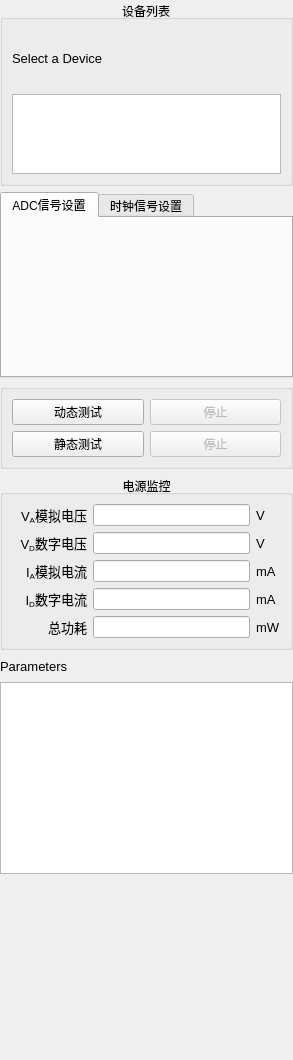
Above: soft/zebra-scope/ControlPanel.ui from Quenii/ADCEVM before the change. Below: the same form after it.
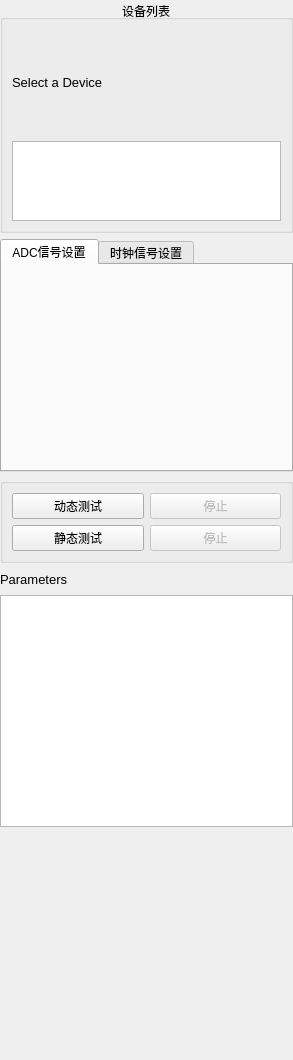
That is the form after the change. Custom widgets are drawn as their Qt base class.

The edit to the form file:
```diff
--- a/soft/zebra-scope/ControlPanel.ui
+++ b/soft/zebra-scope/ControlPanel.ui
@@ -109,19 +109,6 @@
          </layout>
         </widget>
        </item>
-       <item>
-        <spacer name="verticalSpacer_2">
-         <property name="orientation">
-          <enum>Qt::Vertical</enum>
-         </property>
-         <property name="sizeHint" stdset="0">
-          <size>
-           <width>20</width>
-           <height>40</height>
-          </size>
-         </property>
-        </spacer>
-       </item>
       </layout>
      </widget>
      <widget class="QWidget" name="tab">
@@ -228,262 +215,6 @@
      </layout>
     </widget>
    </item>
-   <item>
-    <widget class="QGroupBox" name="groupBox_4">
-     <property name="title">
-      <string>电源监控</string>
-     </property>
-     <property name="alignment">
-      <set>Qt::AlignCenter</set>
-     </property>
-     <layout class="QGridLayout" name="gridLayout_8">
-      <item row="0" column="0">
-       <layout class="QGridLayout" name="gridLayout_9">
-        <item row="0" column="0">
-         <widget class="QLabel" name="labl_22">
-          <property name="font">
-           <font>
-            <family>Arial</family>
-            <pointsize>10</pointsize>
-           </font>
-          </property>
-          <property name="text">
-           <string>V&lt;sub&gt;A&lt;/sub&gt;模拟电压</string>
-          </property>
-          <property name="alignment">
-           <set>Qt::AlignRight|Qt::AlignTrailing|Qt::AlignVCenter</set>
-          </property>
-         </widget>
-        </item>
-        <item row="0" column="1">
-         <widget class="QLineEdit" name="vaLineEdit">
-          <property name="enabled">
-           <bool>true</bool>
-          </property>
-          <property name="sizePolicy">
-           <sizepolicy hsizetype="Expanding" vsizetype="Fixed">
-            <horstretch>0</horstretch>
-            <verstretch>0</verstretch>
-           </sizepolicy>
-          </property>
-         </widget>
-        </item>
-        <item row="1" column="0">
-         <widget class="QLabel" name="labl_23">
-          <property name="font">
-           <font>
-            <family>Arial</family>
-            <pointsize>10</pointsize>
-           </font>
-          </property>
-          <property name="text">
-           <string>V&lt;sub&gt;D&lt;/sub&gt;数字电压</string>
-          </property>
-          <property name="alignment">
-           <set>Qt::AlignRight|Qt::AlignTrailing|Qt::AlignVCenter</set>
-          </property>
-         </widget>
-        </item>
-        <item row="2" column="0">
-         <widget class="QLabel" name="labl_24">
-          <property name="font">
-           <font>
-            <family>Arial</family>
-            <pointsize>10</pointsize>
-           </font>
-          </property>
-          <property name="text">
-           <string>I&lt;sub&gt;A&lt;/sub&gt;模拟电流</string>
-          </property>
-          <property name="alignment">
-           <set>Qt::AlignRight|Qt::AlignTrailing|Qt::AlignVCenter</set>
-          </property>
-         </widget>
-        </item>
-        <item row="2" column="2">
-         <widget class="QLabel" name="labl_29">
-          <property name="sizePolicy">
-           <sizepolicy hsizetype="Preferred" vsizetype="Preferred">
-            <horstretch>0</horstretch>
-            <verstretch>0</verstretch>
-           </sizepolicy>
-          </property>
-          <property name="font">
-           <font>
-            <family>Arial</family>
-            <pointsize>10</pointsize>
-           </font>
-          </property>
-          <property name="text">
-           <string>mA</string>
-          </property>
-         </widget>
-        </item>
-        <item row="0" column="2">
-         <widget class="QLabel" name="labl_30">
-          <property name="font">
-           <font>
-            <family>Arial</family>
-            <pointsize>10</pointsize>
-           </font>
-          </property>
-          <property name="text">
-           <string>V</string>
-          </property>
-         </widget>
-        </item>
-        <item row="1" column="1">
-         <widget class="QLineEdit" name="vdLineEdit">
-          <property name="sizePolicy">
-           <sizepolicy hsizetype="Expanding" vsizetype="Fixed">
-            <horstretch>0</horstretch>
-            <verstretch>0</verstretch>
-           </sizepolicy>
-          </property>
-         </widget>
-        </item>
-        <item row="1" column="2">
-         <widget class="QLabel" name="labl_31">
-          <property name="font">
-           <font>
-            <family>Arial</family>
-            <pointsize>10</pointsize>
-           </font>
-          </property>
-          <property name="text">
-           <string>V</string>
-          </property>
-         </widget>
-        </item>
-        <item row="2" column="1">
-         <widget class="QLineEdit" name="iaLineEdit">
-          <property name="sizePolicy">
-           <sizepolicy hsizetype="Expanding" vsizetype="Fixed">
-            <horstretch>0</horstretch>
-            <verstretch>0</verstretch>
-           </sizepolicy>
-          </property>
-         </widget>
-        </item>
-        <item row="5" column="0">
-         <spacer name="horizontalSpacer_13">
-          <property name="orientation">
-           <enum>Qt::Horizontal</enum>
-          </property>
-          <property name="sizeType">
-           <enum>QSizePolicy::Fixed</enum>
-          </property>
-          <property name="sizeHint" stdset="0">
-           <size>
-            <width>75</width>
-            <height>0</height>
-           </size>
-          </property>
-         </spacer>
-        </item>
-        <item row="5" column="2">
-         <spacer name="horizontalSpacer_14">
-          <property name="orientation">
-           <enum>Qt::Horizontal</enum>
-          </property>
-          <property name="sizeType">
-           <enum>QSizePolicy::Fixed</enum>
-          </property>
-          <property name="sizeHint" stdset="0">
-           <size>
-            <width>20</width>
-            <height>0</height>
-           </size>
-          </property>
-         </spacer>
-        </item>
-        <item row="3" column="0">
-         <widget class="QLabel" name="labl_32">
-          <property name="font">
-           <font>
-            <family>Arial</family>
-            <pointsize>10</pointsize>
-           </font>
-          </property>
-          <property name="text">
-           <string>I&lt;sub&gt;D&lt;/sub&gt;数字电流</string>
-          </property>
-          <property name="alignment">
-           <set>Qt::AlignRight|Qt::AlignTrailing|Qt::AlignVCenter</set>
-          </property>
-         </widget>
-        </item>
-        <item row="3" column="1">
-         <widget class="QLineEdit" name="idLineEdit">
-          <property name="sizePolicy">
-           <sizepolicy hsizetype="Expanding" vsizetype="Fixed">
-            <horstretch>0</horstretch>
-            <verstretch>0</verstretch>
-           </sizepolicy>
-          </property>
-         </widget>
-        </item>
-        <item row="3" column="2">
-         <widget class="QLabel" name="labl_33">
-          <property name="font">
-           <font>
-            <family>Arial</family>
-            <pointsize>10</pointsize>
-           </font>
-          </property>
-          <property name="text">
-           <string>mA</string>
-          </property>
-         </widget>
-        </item>
-        <item row="4" column="0">
-         <widget class="QLabel" name="labl_34">
-          <property name="font">
-           <font>
-            <family>Arial</family>
-            <pointsize>10</pointsize>
-           </font>
-          </property>
-          <property name="text">
-           <string>&lt;!DOCTYPE HTML PUBLIC &quot;-//W3C//DTD HTML 4.0//EN&quot; &quot;http://www.w3.org/TR/REC-html40/strict.dtd&quot;&gt;
-&lt;html&gt;&lt;head&gt;&lt;meta name=&quot;qrichtext&quot; content=&quot;1&quot; /&gt;&lt;style type=&quot;text/css&quot;&gt;
-p, li { white-space: pre-wrap; }
-&lt;/style&gt;&lt;/head&gt;&lt;body style=&quot; font-family:'Arial'; font-size:10pt; font-weight:400; font-style:normal;&quot;&gt;
-&lt;p style=&quot; margin-top:0px; margin-bottom:0px; margin-left:0px; margin-right:0px; -qt-block-indent:0; text-indent:0px;&quot;&gt;总功耗&lt;/p&gt;&lt;/body&gt;&lt;/html&gt;</string>
-          </property>
-          <property name="alignment">
-           <set>Qt::AlignRight|Qt::AlignTrailing|Qt::AlignVCenter</set>
-          </property>
-         </widget>
-        </item>
-        <item row="4" column="2">
-         <widget class="QLabel" name="labl_35">
-          <property name="font">
-           <font>
-            <family>Arial</family>
-            <pointsize>10</pointsize>
-           </font>
-          </property>
-          <property name="text">
-           <string>mW</string>
-          </property>
-         </widget>
-        </item>
-        <item row="4" column="1">
-         <widget class="QLineEdit" name="powerLineEdit">
-          <property name="sizePolicy">
-           <sizepolicy hsizetype="Expanding" vsizetype="Fixed">
-            <horstretch>0</horstretch>
-            <verstretch>0</verstretch>
-           </sizepolicy>
-          </property>
-         </widget>
-        </item>
-       </layout>
-      </item>
-     </layout>
-    </widget>
-   </item>
    <item>
     <layout class="QHBoxLayout" name="horizontalLayout_5">
      <item>
```
